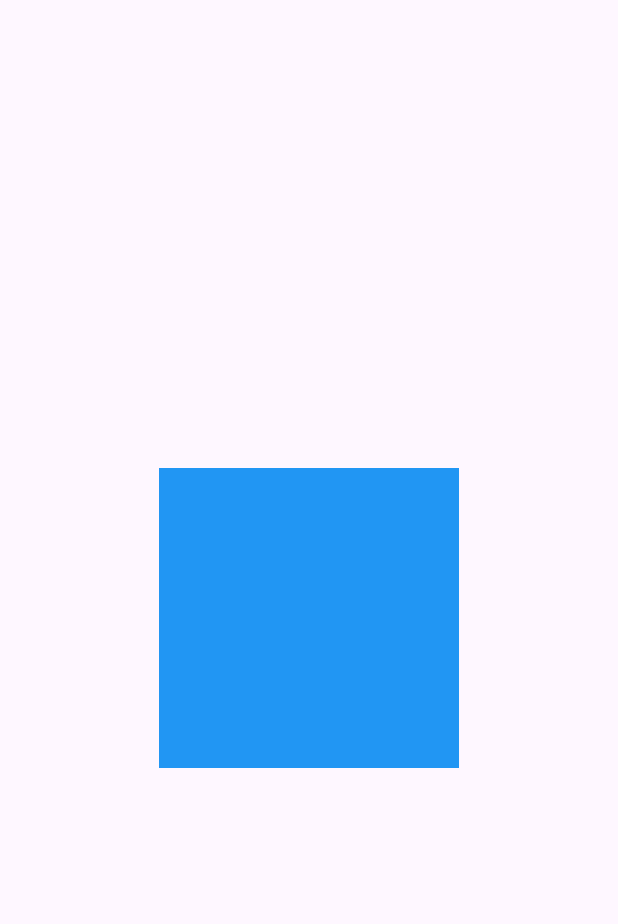
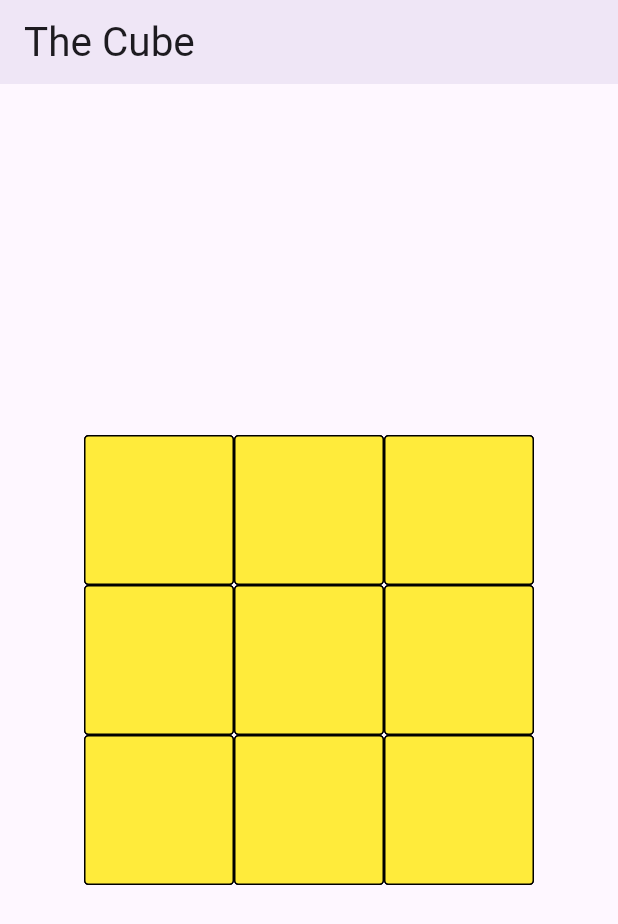
Before and after one commit to Lichyo/CyCube, a Flutter app: the screen it shows after launch, on a phone screen of 412 x 824 dp. Shown: the top 924 px of the screen. Run offline on Flutter 3.47's test engine with Material 3 defaults, Android fonts, the phone set to English and light mode, and no system bars; our stand-ins replace google_fonts; Roboto replaces fonts that are missing (Aboreto).

Commit message:
update cube shape and app layout

```diff
--- /dev/null
+++ b/lib/components/cube_face.dart
@@ -0,0 +1,130 @@
+import 'package:flutter/material.dart';
+
+class CubeFace extends StatelessWidget {
+  const CubeFace({super.key, required this.color});
+
+  final Color color;
+
+  @override
+  Widget build(BuildContext context) {
+    return SizedBox(
+      height: 300,
+      width: 300,
+      child: Column(
+        children: [
+          Row(
+            children: [
+              Container(
+                width: 100,
+                height: 100,
+                decoration: BoxDecoration(
+                  color: color,
+                  border: Border.all(color: Colors.black),
+                  borderRadius: const BorderRadius.all(
+                    Radius.circular(3),
+                  ),
+                ),
+              ),
+              Container(
+                width: 100,
+                height: 100,
+                decoration: BoxDecoration(
+                  color: color,
+                  border: Border.all(color: Colors.black),
+                  borderRadius: const BorderRadius.all(
+                    Radius.circular(3),
+                  ),
+                ),
+              ),
+              Container(
+                width: 100,
+                height: 100,
+                decoration: BoxDecoration(
+                  color: color,
+                  border: Border.all(color: Colors.black),
+                  borderRadius: const BorderRadius.all(
+                    Radius.circular(3),
+                  ),
+                ),
+              ),
+            ],
+          ),
+          Row(
+            children: [
+              Container(
+                width: 100,
+                height: 100,
+                decoration: BoxDecoration(
+                  color: color,
+                  border: Border.all(color: Colors.black),
+                  borderRadius: const BorderRadius.all(
+                    Radius.circular(3),
+                  ),
+                ),
+              ),
+              Container(
+                width: 100,
+                height: 100,
+                decoration: BoxDecoration(
+                  color: color,
+                  border: Border.all(color: Colors.black),
+                  borderRadius: const BorderRadius.all(
+                    Radius.circular(3),
+                  ),
+                ),
+              ),
+              Container(
+                width: 100,
+                height: 100,
+                decoration: BoxDecoration(
+                  color: color,
+                  border: Border.all(color: Colors.black),
+                  borderRadius: const BorderRadius.all(
+                    Radius.circular(3),
+                  ),
+                ),
+              ),
+            ],
+          ),
+          Row(
+            children: [
+              Container(
+                width: 100,
+                height: 100,
+                decoration: BoxDecoration(
+                  color: color,
+                  border: Border.all(color: Colors.black),
+                  borderRadius: const BorderRadius.all(
+                    Radius.circular(3),
+                  ),
+                ),
+              ),
+              Container(
+                width: 100,
+                height: 100,
+                decoration: BoxDecoration(
+                  color: color,
+                  border: Border.all(color: Colors.black),
+                  borderRadius: const BorderRadius.all(
+                    Radius.circular(3),
+                  ),
+                ),
+              ),
+              Container(
+                width: 100,
+                height: 100,
+                decoration: BoxDecoration(
+                  color: color,
+                  border: Border.all(color: Colors.black),
+                  borderRadius: const BorderRadius.all(
+                    Radius.circular(3),
+                  ),
+                ),
+              ),
+            ],
+          ),
+        ],
+      ),
+    );
+  }
+}
--- a/lib/main.dart
+++ b/lib/main.dart
@@ -1,9 +1,11 @@
 import 'package:flutter/material.dart';
+import 'package:google_fonts/google_fonts.dart';
 import 'dart:math';
+import 'components/cube_face.dart';
 
 void main() {
   WidgetsFlutterBinding.ensureInitialized();
-  runApp(RubiksCube());
+  runApp(const RubiksCube());
 }
 
 class RubiksCube extends StatefulWidget {
@@ -24,10 +26,21 @@ class _RubiksCubeState extends State<RubiksCube> {
           setState(() => _offset += detail.delta);
         },
         child: Scaffold(
+          appBar: AppBar(
+            elevation: 5,
+            title: Text(
+              'The Cube',
+              style: GoogleFonts.aboreto(
+                fontSize: 27.0,
+                fontWeight: FontWeight.w400
+              ),
+            ),
+          ),
           body: Column(
             mainAxisAlignment: MainAxisAlignment.center,
             children: [
               Transform(
+                origin: const Offset(0, 0),
                 alignment: Alignment.center,
                 transform: Matrix4.identity()
                   ..rotateX(_offset.dy * pi / 180)
@@ -37,62 +50,55 @@ class _RubiksCubeState extends State<RubiksCube> {
                   child: Stack(
                     children: [
                       Transform(
-                        origin: Offset(0, 0),
+                        origin: const Offset(0, 0),
                         transform: Matrix4.identity()
-                          ..translate(0.0, 0.0, -100.0),
-                        child: Container(
-                          color: Colors.green,
-                          width: 200,
-                          height: 200,
+                          ..translate(0.0, 0.0, -150.0),
+                        child: const CubeFace(
+                          color: Colors.white,
                         ),
                       ),
                       Transform(
+                        origin: const Offset(0, 0),
                         transform: Matrix4.identity()
-                          ..translate(0.0, 0.0, 100.0),
-                        child: Container(
-                          color: Colors.blue,
-                          width: 200,
-                          height: 200,
+                          ..translate(0.0, 0.0, 150.0),
+                        child: const CubeFace(
+                          color: Colors.yellow,
                         ),
                       ),
                       Transform(
+                        origin: const Offset(0, 0),
                         transform: Matrix4.identity()
-                          ..translate(0.0, 0.0, -100.0)
+                          ..translate(0.0, 0.0, -150.0)
                           ..rotateY(-pi / 2),
-                        child: Container(
-                          color: Colors.red,
-                          width: 200,
-                          height: 200,
+                        child: const CubeFace(
+                          color: Colors.green,
                         ),
                       ),
                       Transform(
+                        origin: const Offset(0, 0),
                         transform: Matrix4.identity()
-                          ..translate(200.0, 0.0, -100.0)
+                          ..translate(300.0, 0.0, -150.0)
                           ..rotateY(-pi / 2),
-                        child: Container(
-                          color: Colors.orange,
-                          width: 200,
-                          height: 200,
+                        child: const CubeFace(
+                          color: Colors.blue,
                         ),
                       ),
                       Transform(
+                        origin: const Offset(0, 0),
                         transform: Matrix4.identity()
-                          ..translate(0.0, 0.0, -100.0)
+                          ..translate(0.0, 0.0, -150.0)
                           ..rotateX(pi / 2),
-                        child: Container(
-                          color: Colors.black,
-                          width: 200,
-                          height: 200,
+                        child: const CubeFace(
+                          color: Colors.red,
                         ),
                       ),
                       Transform(
+                        origin: const Offset(0, 0),
                         transform: Matrix4.identity()
-                          ..translate(0.0, 200.0, -100.0)
+                          ..translate(0.0, 300.0, -150.0)
                           ..rotateX(pi / 2),
-                        child: Container(
-                          color: Colors.yellow,
-                          width: 200,
-                          height: 200,
+                        child: const CubeFace(
+                          color: Colors.orange,
                         ),
                       ),
                     ],
--- a/pubspec.yaml
+++ b/pubspec.yaml
@@ -36,6 +36,7 @@ dependencies:
   # Use with the CupertinoIcons class for iOS style icons.
   cupertino_icons: ^1.0.2
   vector_math: ^2.1.4
+  google_fonts: ^6.1.0
 
 dev_dependencies:
   flutter_test:
```
Also changed, not shown: pubspec.lock, 7 other files.
